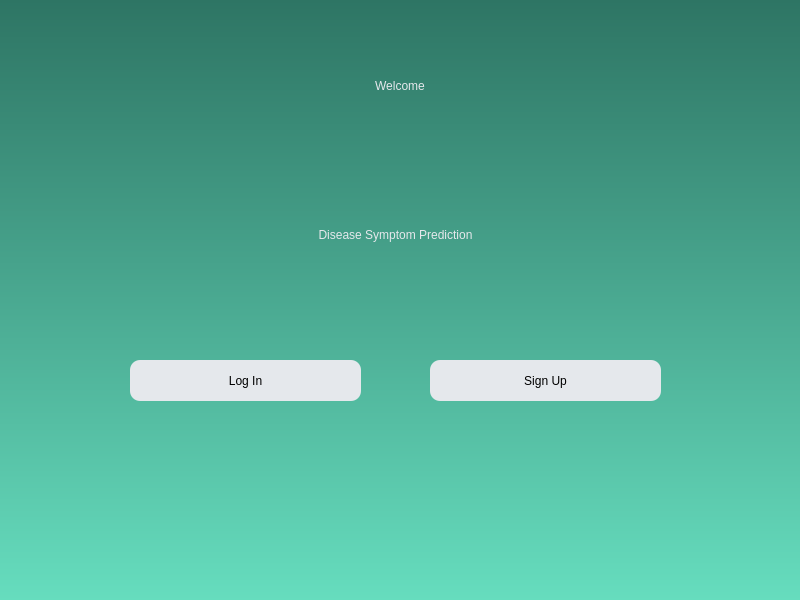
Above: welcome.ui from Maximusrain/se_project_23-24 before the change. Below: the same form after it.
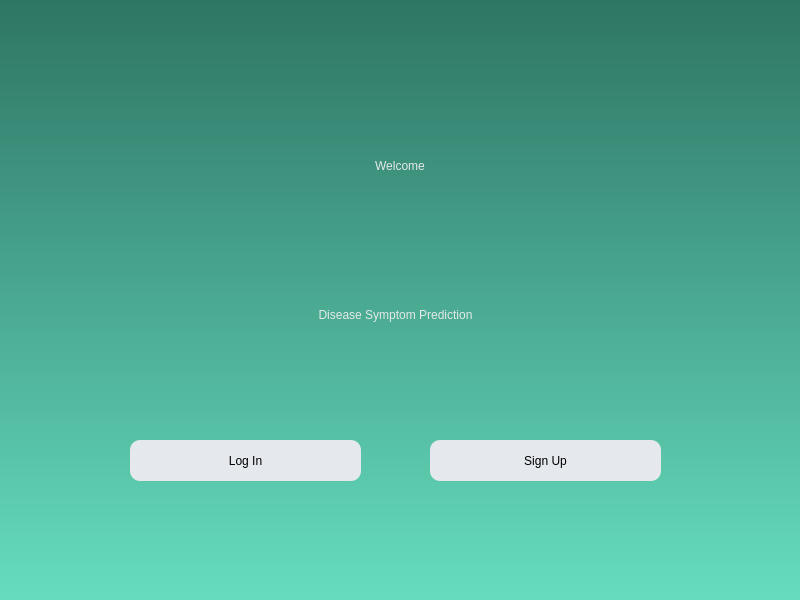
That is the form after the change.

Patch:
```diff
--- a/welcome.ui
+++ b/welcome.ui
@@ -13,24 +13,15 @@
   <property name="windowTitle">
    <string>Dialog</string>
   </property>
-  <widget class="QWidget" name="WelcomeWidget" native="true">
-   <property name="geometry">
-    <rect>
-     <x>0</x>
-     <y>0</y>
-     <width>800</width>
-     <height>600</height>
-    </rect>
-   </property>
    <property name="styleSheet">
-    <string notr="true">QWidget#WelcomeWidget{
+   <string notr="true">QDialog{
 background-color: qlineargradient(spread:pad, x1:0, y1:0, x2:0, y2:1, stop:0 rgba(46, 117, 100, 255), stop:1 rgba(102, 221, 190, 255))}</string>
    </property>
    <widget class="QLabel" name="label">
     <property name="geometry">
      <rect>
       <x>240</x>
-      <y>40</y>
+     <y>120</y>
       <width>320</width>
       <height>91</height>
      </rect>
@@ -47,11 +38,51 @@
      <set>Qt::AlignCenter</set>
     </property>
    </widget>
+  <widget class="QPushButton" name="signup">
+   <property name="geometry">
+    <rect>
+     <x>430</x>
+     <y>440</y>
+     <width>231</width>
+     <height>41</height>
+    </rect>
+   </property>
+   <property name="styleSheet">
+    <string notr="true">border-radius:10px;
+background-color: rgb(229, 232, 236);
+
+font: 14pt &quot;Century Gothic&quot;;
+</string>
+   </property>
+   <property name="text">
+    <string>Sign Up</string>
+   </property>
+  </widget>
+  <widget class="QPushButton" name="login">
+   <property name="geometry">
+    <rect>
+     <x>130</x>
+     <y>440</y>
+     <width>231</width>
+     <height>41</height>
+    </rect>
+   </property>
+   <property name="styleSheet">
+    <string notr="true">border-radius:10px;
+background-color: rgb(229, 232, 236);
+
+font: 14pt &quot;Century Gothic&quot;;
+</string>
+   </property>
+   <property name="text">
+    <string>Log In</string>
+   </property>
+  </widget>
    <widget class="QLabel" name="label_2">
     <property name="geometry">
      <rect>
       <x>180</x>
-      <y>210</y>
+     <y>290</y>
       <width>431</width>
       <height>50</height>
      </rect>
@@ -66,47 +97,6 @@
     <property name="alignment">
      <set>Qt::AlignCenter</set>
     </property>
-   </widget>
-   <widget class="QPushButton" name="login">
-    <property name="geometry">
-     <rect>
-      <x>130</x>
-      <y>360</y>
-      <width>231</width>
-      <height>41</height>
-     </rect>
-    </property>
-    <property name="styleSheet">
-     <string notr="true">border-radius:10px;
-background-color: rgb(229, 232, 236);
-
-font: 14pt &quot;Century Gothic&quot;;
-</string>
-    </property>
-    <property name="text">
-     <string>Log In</string>
-    </property>
-   </widget>
-   <widget class="QPushButton" name="signup">
-    <property name="geometry">
-     <rect>
-      <x>430</x>
-      <y>360</y>
-      <width>231</width>
-      <height>41</height>
-     </rect>
-    </property>
-    <property name="styleSheet">
-     <string notr="true">border-radius:10px;
-background-color: rgb(229, 232, 236);
-
-font: 14pt &quot;Century Gothic&quot;;
-</string>
-    </property>
-    <property name="text">
-     <string>Sign Up</string>
-    </property>
-   </widget>
   </widget>
  </widget>
  <resources/>
```
Lines whose indentation alone changed are shown as unchanged.
